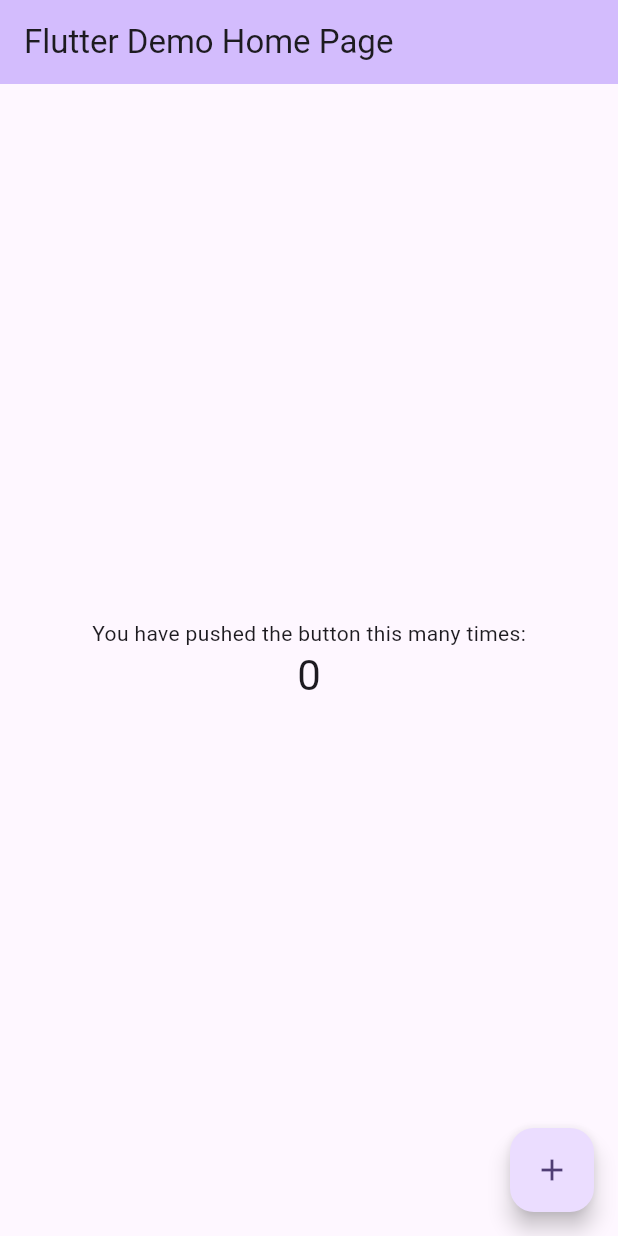
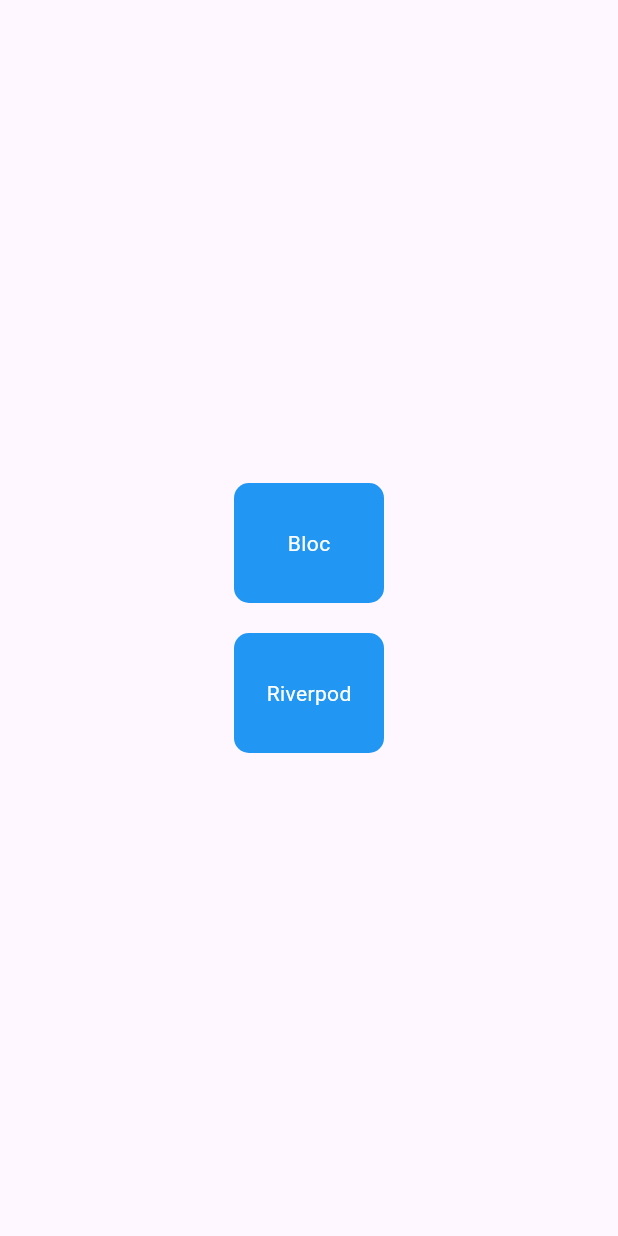
Before and after one commit to kamal635/crud_project, a Flutter app: the screen it shows after launch, on a phone screen of 412 x 824 dp. Run offline on Flutter 3.47's test engine with Material 3 defaults, Android fonts, the phone set to English and light mode, and no system bars; our stand-ins replace flutter_bloc.

Commit message:
organize mvvm-lite folders and placeholders

```diff
--- /dev/null
+++ b/lib/choose_page.dart
@@ -0,0 +1,44 @@
+import 'package:flutter/material.dart';
+
+class ChoosePage extends StatelessWidget {
+  const ChoosePage({super.key});
+
+  @override
+  Widget build(BuildContext context) {
+    return Scaffold(
+      body: Center(
+        child: Column(
+          mainAxisAlignment: MainAxisAlignment.center,
+          children: [
+            ChooseCard(title: "Bloc"),
+            SizedBox(height: 20),
+            ChooseCard(title: "Riverpod"),
+          ],
+        ),
+      ),
+    );
+  }
+}
+
+class ChooseCard extends StatelessWidget {
+  const ChooseCard({super.key, required this.title, this.onTap});
+  final String title;
+  final VoidCallback? onTap;
+  @override
+  Widget build(BuildContext context) {
+    return InkWell(
+      onTap: onTap,
+      child: Container(
+        height: 80,
+        width: 100,
+        decoration: BoxDecoration(
+          color: Colors.blue,
+          borderRadius: BorderRadius.circular(10),
+        ),
+        child: Center(
+          child: Text(title, style: TextStyle(color: Colors.white)),
+        ),
+      ),
+    );
+  }
+}
--- a/lib/main.dart
+++ b/lib/main.dart
@@ -1,122 +1,20 @@
+import 'package:crud_project/choose_page.dart';
 import 'package:flutter/material.dart';
 
 void main() {
-  runApp(const MyApp());
+  runApp(const CrudApp());
 }
 
-class MyApp extends StatelessWidget {
-  const MyApp({super.key});
+class CrudApp extends StatelessWidget {
+  const CrudApp({super.key});
 
   // This widget is the root of your application.
   @override
   Widget build(BuildContext context) {
     return MaterialApp(
-      title: 'Flutter Demo',
-      theme: ThemeData(
-        // This is the theme of your application.
-        //
-        // TRY THIS: Try running your application with "flutter run". You'll see
-        // the application has a purple toolbar. Then, without quitting the app,
-        // try changing the seedColor in the colorScheme below to Colors.green
-        // and then invoke "hot reload" (save your changes or press the "hot
-        // reload" button in a Flutter-supported IDE, or press "r" if you used
-        // the command line to start the app).
-        //
-        // Notice that the counter didn't reset back to zero; the application
-        // state is not lost during the reload. To reset the state, use hot
-        // restart instead.
-        //
-        // This works for code too, not just values: Most code changes can be
-        // tested with just a hot reload.
-        colorScheme: ColorScheme.fromSeed(seedColor: Colors.deepPurple),
-      ),
-      home: const MyHomePage(title: 'Flutter Demo Home Page'),
+      debugShowCheckedModeBanner: false,
+      title: 'Flutter CRUD Demo',
+      home: const ChoosePage(),
     );
   }
 }
-
-class MyHomePage extends StatefulWidget {
-  const MyHomePage({super.key, required this.title});
-
-  // This widget is the home page of your application. It is stateful, meaning
-  // that it has a State object (defined below) that contains fields that affect
-  // how it looks.
-
-  // This class is the configuration for the state. It holds the values (in this
-  // case the title) provided by the parent (in this case the App widget) and
-  // used by the build method of the State. Fields in a Widget subclass are
-  // always marked "final".
-
-  final String title;
-
-  @override
-  State<MyHomePage> createState() => _MyHomePageState();
-}
-
-class _MyHomePageState extends State<MyHomePage> {
-  int _counter = 0;
-
-  void _incrementCounter() {
-    setState(() {
-      // This call to setState tells the Flutter framework that something has
-      // changed in this State, which causes it to rerun the build method below
-      // so that the display can reflect the updated values. If we changed
-      // _counter without calling setState(), then the build method would not be
-      // called again, and so nothing would appear to happen.
-      _counter++;
-    });
-  }
-
-  @override
-  Widget build(BuildContext context) {
-    // This method is rerun every time setState is called, for instance as done
-    // by the _incrementCounter method above.
-    //
-    // The Flutter framework has been optimized to make rerunning build methods
-    // fast, so that you can just rebuild anything that needs updating rather
-    // than having to individually change instances of widgets.
-    return Scaffold(
-      appBar: AppBar(
-        // TRY THIS: Try changing the color here to a specific color (to
-        // Colors.amber, perhaps?) and trigger a hot reload to see the AppBar
-        // change color while the other colors stay the same.
-        backgroundColor: Theme.of(context).colorScheme.inversePrimary,
-        // Here we take the value from the MyHomePage object that was created by
-        // the App.build method, and use it to set our appbar title.
-        title: Text(widget.title),
-      ),
-      body: Center(
-        // Center is a layout widget. It takes a single child and positions it
-        // in the middle of the parent.
-        child: Column(
-          // Column is also a layout widget. It takes a list of children and
-          // arranges them vertically. By default, it sizes itself to fit its
-          // children horizontally, and tries to be as tall as its parent.
-          //
-          // Column has various properties to control how it sizes itself and
-          // how it positions its children. Here we use mainAxisAlignment to
-          // center the children vertically; the main axis here is the vertical
-          // axis because Columns are vertical (the cross axis would be
-          // horizontal).
-          //
-          // TRY THIS: Invoke "debug painting" (choose the "Toggle Debug Paint"
-          // action in the IDE, or press "p" in the console), to see the
-          // wireframe for each widget.
-          mainAxisAlignment: MainAxisAlignment.center,
-          children: <Widget>[
-            const Text('You have pushed the button this many times:'),
-            Text(
-              '$_counter',
-              style: Theme.of(context).textTheme.headlineMedium,
-            ),
-          ],
-        ),
-      ),
-      floatingActionButton: FloatingActionButton(
-        onPressed: _incrementCounter,
-        tooltip: 'Increment',
-        child: const Icon(Icons.add),
-      ), // This trailing comma makes auto-formatting nicer for build methods.
-    );
-  }
-}
--- /dev/null
+++ b/lib/todos/bloc/cubit/todo_cubit.dart
@@ -0,0 +1,8 @@
+import 'package:flutter_bloc/flutter_bloc.dart';
+import 'package:meta/meta.dart';
+
+part 'todo_state.dart';
+
+class TodoCubit extends Cubit<TodoState> {
+  TodoCubit() : super(TodoInitial());
+}
--- /dev/null
+++ b/lib/todos/bloc/cubit/todo_state.dart
@@ -0,0 +1,6 @@
+part of 'todo_cubit.dart';
+
+@immutable
+sealed class TodoState {}
+
+final class TodoInitial extends TodoState {}
```
Also changed, not shown: pubspec.yaml (+5 -16 lines), lib/api/dio_client.dart (added), lib/api/endpoints.dart (added), lib/todos/model/todo.dart (added), lib/todos/repo/todos_repository.dart (added), lib/todos/riverpod/todos_controller.dart (added), lib/todos/view/todos_bloc_view.dart (added), lib/todos/view/todos_view.dart (added), lib/todos/view/widgets/todos_riverpod_view.dart (added), pubspec.lock, 1 other file.
